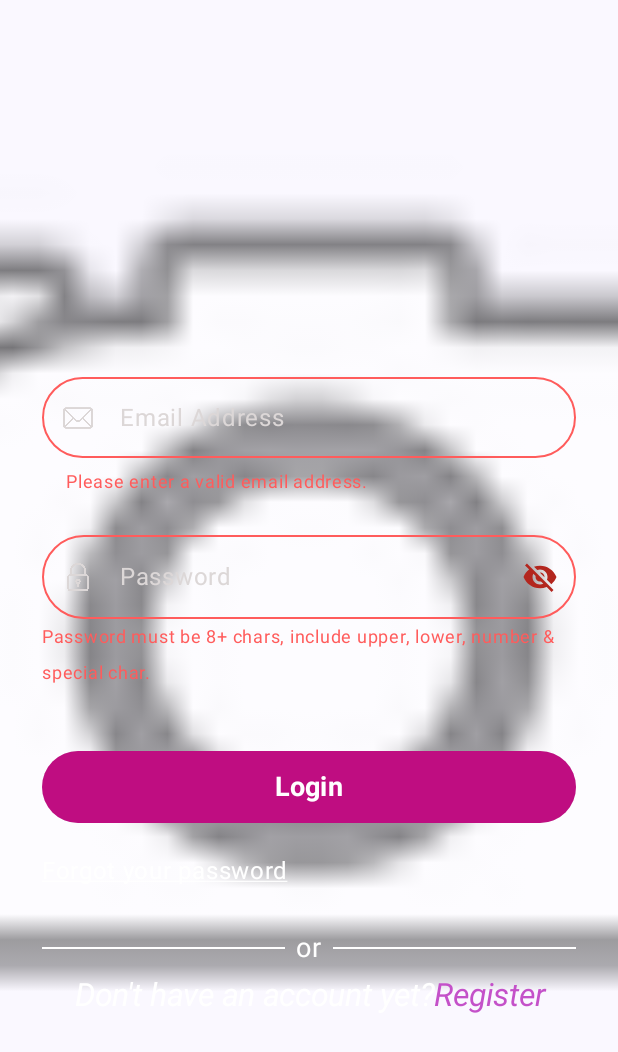
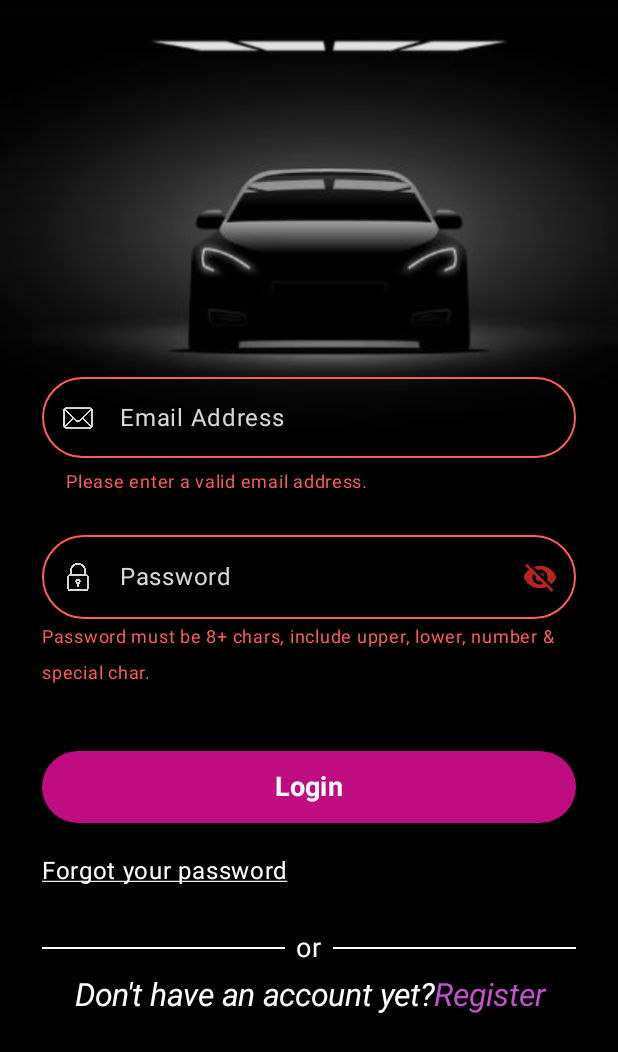
Before and after one commit to SaadALi078/CarCareApp, an Android app built with Jetpack Compose: the composable LoginScreen shown on its own in the app's theme, on a phone screen of 412 x 824 dp. Shown: the top 1052 px of the screen. Run offline under Robolectric (Android 15) with nearby library versions, the phone set to English and light mode, and no system bars; our stand-ins replace Firebase (no records; nobody signed in at launch, a user with empty details on screens opened directly).

Commit message:
Just cheking the error

```diff
--- a/app/src/main/java/com/example/carcare/Screens/LoginScreen.kt
+++ b/app/src/main/java/com/example/carcare/Screens/LoginScreen.kt
@@ -54,7 +54,7 @@ fun LoginScreen(loginViewModel: LoginViewModel = viewModel()) {
     Box(modifier = Modifier.fillMaxSize()) {
         // Background Image
         Image(
-            painter = painterResource(id = android.R.drawable.ic_menu_camera), // ✅ built-in Android icon
+            painter = painterResource(id =R.drawable.bglogin), // ✅ built-in Android icon
             contentDescription = null,
             modifier = Modifier.fillMaxSize(),
             contentScale = ContentScale.Crop
```
